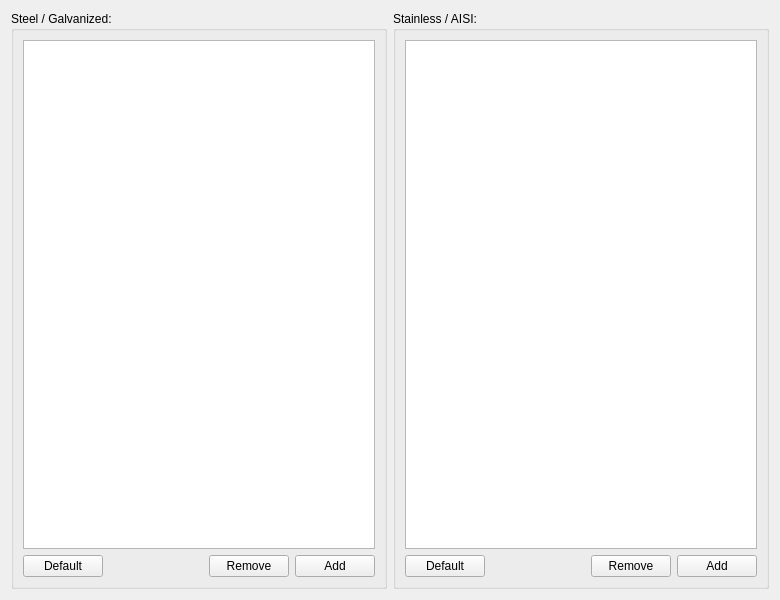
Qt form repo/ui/pref_sm.ui (GS90/addFC) before a commit.
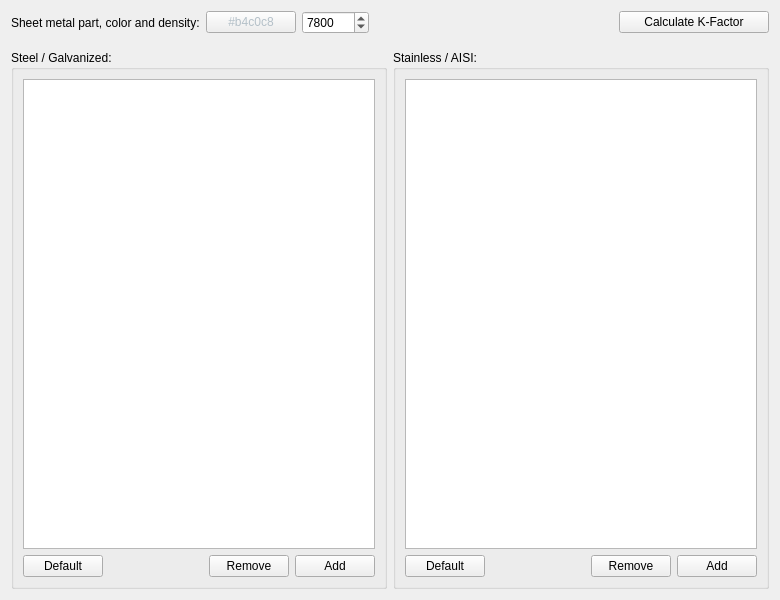
The same form after that commit.

Commit message: Update: sheet metal preference

Diff of the .ui file:
```diff
--- a/repo/ui/pref_sm.ui
+++ b/repo/ui/pref_sm.ui
@@ -22,7 +22,89 @@
   </property>
   <layout class="QVBoxLayout" name="verticalLayout">
    <item>
-    <layout class="QHBoxLayout" name="horizontalLayout">
+    <layout class="QHBoxLayout" name="horizontalLayout_2">
+     <item>
+      <widget class="QLabel" name="label">
+       <property name="text">
+        <string>Sheet metal part, color and density:</string>
+       </property>
+      </widget>
+     </item>
+     <item>
+      <widget class="QPushButton" name="color">
+       <property name="minimumSize">
+        <size>
+         <width>90</width>
+         <height>0</height>
+        </size>
+       </property>
+       <property name="styleSheet">
+        <string notr="true">color: #b4c0c8</string>
+       </property>
+       <property name="text">
+        <string>#b4c0c8</string>
+       </property>
+      </widget>
+     </item>
+     <item>
+      <widget class="QSpinBox" name="density">
+       <property name="maximum">
+        <number>100000</number>
+       </property>
+       <property name="singleStep">
+        <number>10</number>
+       </property>
+       <property name="value">
+        <number>7800</number>
+       </property>
+      </widget>
+     </item>
+     <item>
+      <spacer name="spacer">
+       <property name="orientation">
+        <enum>Qt::Horizontal</enum>
+       </property>
+       <property name="sizeHint" stdset="0">
+        <size>
+         <width>40</width>
+         <height>20</height>
+        </size>
+       </property>
+      </spacer>
+     </item>
+     <item>
+      <widget class="QPushButton" name="calculate">
+       <property name="minimumSize">
+        <size>
+         <width>150</width>
+         <height>0</height>
+        </size>
+       </property>
+       <property name="text">
+        <string>Calculate K-Factor</string>
+       </property>
+      </widget>
+     </item>
+    </layout>
+   </item>
+   <item>
+    <spacer name="verticalSpacer">
+     <property name="orientation">
+      <enum>Qt::Vertical</enum>
+     </property>
+     <property name="sizeType">
+      <enum>QSizePolicy::Fixed</enum>
+     </property>
+     <property name="sizeHint" stdset="0">
+      <size>
+       <width>20</width>
+       <height>10</height>
+      </size>
+     </property>
+    </spacer>
+   </item>
+   <item>
+    <layout class="QHBoxLayout" name="horizontalLayout_1">
      <item>
       <widget class="QGroupBox" name="groupBoxGalvanized">
        <property name="title">
@@ -47,7 +129,7 @@
            <bool>false</bool>
           </property>
           <attribute name="horizontalHeaderMinimumSectionSize">
-           <number>100</number>
+           <number>80</number>
           </attribute>
           <attribute name="verticalHeaderMinimumSectionSize">
            <number>24</number>
@@ -119,7 +201,7 @@
            <bool>false</bool>
           </property>
           <attribute name="horizontalHeaderMinimumSectionSize">
-           <number>100</number>
+           <number>80</number>
           </attribute>
           <attribute name="verticalHeaderMinimumSectionSize">
            <number>24</number>
```
Left out of the diff: 3 changed lines with no effect on the pictures. The commit also changes 5 other files.
